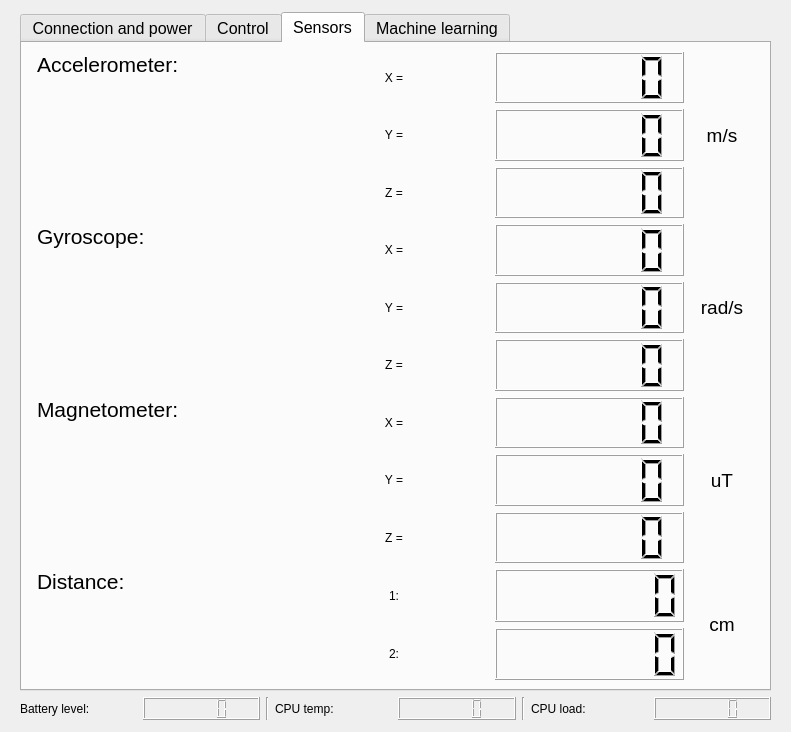
This is GUI/form.ui in Sapienza-Technology-2021/Socket-GUI as Qt 5 draws it before an edit. The edited form follows.
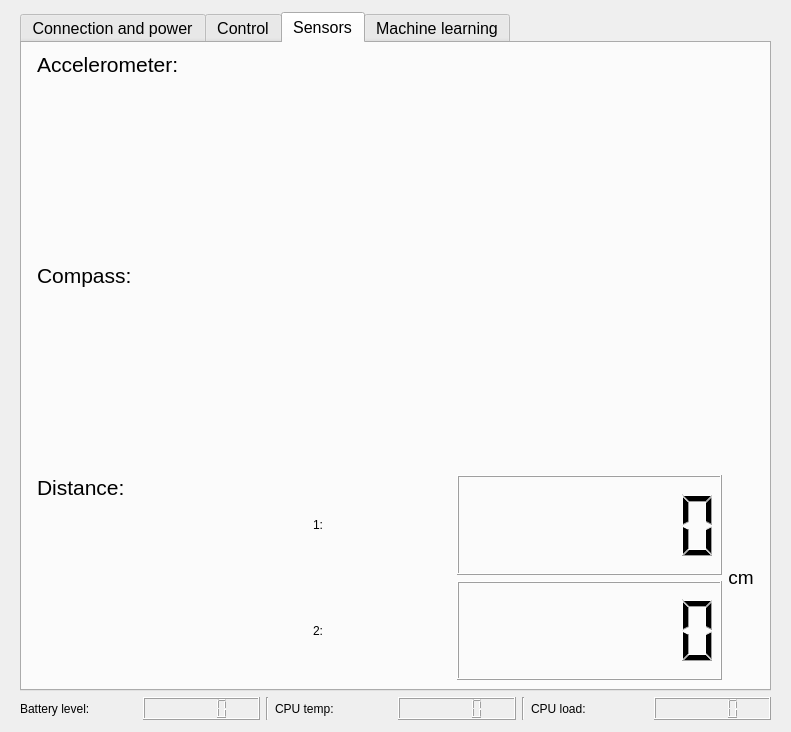
This is the edited form. The open tabs and pages were chosen to show the change. Icons and pictures are not drawn. Custom widgets are drawn as their Qt base class.

Commit message: Graph in UI form

The edit to the form file:
```diff
--- a/GUI/form.ui
+++ b/GUI/form.ui
@@ -750,13 +750,64 @@
        <attribute name="title">
         <string>Sensors</string>
        </attribute>
-       <layout class="QGridLayout" name="gridLayout_2" rowstretch="0,3,3,3,2" columnstretch="4,6,1">
+       <layout class="QGridLayout" name="gridLayout_2" rowstretch="0,0,0,0" columnstretch="0,2,0">
         <property name="leftMargin">
          <number>15</number>
         </property>
         <property name="rightMargin">
          <number>15</number>
         </property>
+        <item row="2" column="0">
+         <widget class="QLabel" name="magnLabel">
+          <property name="font">
+           <font>
+            <pointsize>16</pointsize>
+            <weight>50</weight>
+            <bold>false</bold>
+           </font>
+          </property>
+          <property name="text">
+           <string>Compass:</string>
+          </property>
+          <property name="alignment">
+           <set>Qt::AlignLeading|Qt::AlignLeft|Qt::AlignTop</set>
+          </property>
+         </widget>
+        </item>
+        <item row="3" column="2">
+         <widget class="QLabel" name="distanceUnitLabel">
+          <property name="font">
+           <font>
+            <pointsize>14</pointsize>
+            <weight>50</weight>
+            <bold>false</bold>
+           </font>
+          </property>
+          <property name="text">
+           <string>cm</string>
+          </property>
+          <property name="alignment">
+           <set>Qt::AlignCenter</set>
+          </property>
+         </widget>
+        </item>
+        <item row="3" column="0">
+         <widget class="QLabel" name="irDistLabel">
+          <property name="font">
+           <font>
+            <pointsize>16</pointsize>
+            <weight>50</weight>
+            <bold>false</bold>
+           </font>
+          </property>
+          <property name="text">
+           <string>Distance:</string>
+          </property>
+          <property name="alignment">
+           <set>Qt::AlignLeading|Qt::AlignLeft|Qt::AlignTop</set>
+          </property>
+         </widget>
+        </item>
         <item row="1" column="0">
          <widget class="QLabel" name="accelLabel">
           <property name="font">
@@ -774,7 +825,7 @@
           </property>
          </widget>
         </item>
-        <item row="4" column="1">
+        <item row="3" column="1">
          <layout class="QGridLayout" name="gridLayout_7">
           <item row="0" column="1">
            <widget class="QLCDNumber" name="irSxDistNumber">
@@ -838,412 +889,8 @@
           </item>
          </layout>
         </item>
-        <item row="2" column="2">
-         <widget class="QLabel" name="gyroUnitLabel">
-          <property name="font">
-           <font>
-            <pointsize>14</pointsize>
-            <weight>50</weight>
-            <bold>false</bold>
-           </font>
-          </property>
-          <property name="text">
-           <string>rad/s</string>
-          </property>
-          <property name="alignment">
-           <set>Qt::AlignCenter</set>
-          </property>
-         </widget>
-        </item>
-        <item row="3" column="1">
-         <layout class="QGridLayout" name="gridLayout_4">
-          <item row="1" column="0">
-           <widget class="QLabel" name="magnYLabel">
-            <property name="font">
-             <font>
-              <pointsize>9</pointsize>
-              <weight>50</weight>
-              <bold>false</bold>
-             </font>
-            </property>
-            <property name="text">
-             <string>Y =</string>
-            </property>
-            <property name="alignment">
-             <set>Qt::AlignCenter</set>
-            </property>
-           </widget>
-          </item>
-          <item row="0" column="0">
-           <widget class="QLabel" name="magnXLabel">
-            <property name="font">
-             <font>
-              <pointsize>9</pointsize>
-              <weight>50</weight>
-              <bold>false</bold>
-             </font>
-            </property>
-            <property name="text">
-             <string>X =</string>
-            </property>
-            <property name="alignment">
-             <set>Qt::AlignCenter</set>
-            </property>
-           </widget>
-          </item>
-          <item row="0" column="1">
-           <widget class="QLCDNumber" name="magnXNumber">
-            <property name="sizePolicy">
-             <sizepolicy hsizetype="Minimum" vsizetype="Minimum">
-              <horstretch>0</horstretch>
-              <verstretch>0</verstretch>
-             </sizepolicy>
-            </property>
-            <property name="digitCount">
-             <number>6</number>
-            </property>
-           </widget>
-          </item>
-          <item row="1" column="1">
-           <widget class="QLCDNumber" name="magnYNumber">
-            <property name="sizePolicy">
-             <sizepolicy hsizetype="Minimum" vsizetype="Minimum">
-              <horstretch>0</horstretch>
-              <verstretch>0</verstretch>
-             </sizepolicy>
-            </property>
-            <property name="digitCount">
-             <number>6</number>
-            </property>
-           </widget>
-          </item>
-          <item row="2" column="0">
-           <widget class="QLabel" name="magnZLabel">
-            <property name="font">
-             <font>
-              <pointsize>9</pointsize>
-              <weight>50</weight>
-              <bold>false</bold>
-             </font>
-            </property>
-            <property name="text">
-             <string>Z =</string>
-            </property>
-            <property name="alignment">
-             <set>Qt::AlignCenter</set>
-            </property>
-           </widget>
-          </item>
-          <item row="2" column="1">
-           <widget class="QLCDNumber" name="magnZNumber">
-            <property name="sizePolicy">
-             <sizepolicy hsizetype="Minimum" vsizetype="Minimum">
-              <horstretch>0</horstretch>
-              <verstretch>0</verstretch>
-             </sizepolicy>
-            </property>
-            <property name="digitCount">
-             <number>6</number>
-            </property>
-           </widget>
-          </item>
-         </layout>
-        </item>
-        <item row="3" column="2">
-         <widget class="QLabel" name="magnUnitLabel">
-          <property name="font">
-           <font>
-            <pointsize>14</pointsize>
-            <weight>50</weight>
-            <bold>false</bold>
-           </font>
-          </property>
-          <property name="text">
-           <string>uT</string>
-          </property>
-          <property name="alignment">
-           <set>Qt::AlignCenter</set>
-          </property>
-         </widget>
-        </item>
-        <item row="2" column="0">
-         <widget class="QLabel" name="gyroLabel">
-          <property name="font">
-           <font>
-            <pointsize>16</pointsize>
-            <weight>50</weight>
-            <bold>false</bold>
-           </font>
-          </property>
-          <property name="text">
-           <string>Gyroscope:</string>
-          </property>
-          <property name="alignment">
-           <set>Qt::AlignLeading|Qt::AlignLeft|Qt::AlignTop</set>
-          </property>
-         </widget>
-        </item>
-        <item row="4" column="2">
-         <widget class="QLabel" name="distanceUnitLabel">
-          <property name="font">
-           <font>
-            <pointsize>14</pointsize>
-            <weight>50</weight>
-            <bold>false</bold>
-           </font>
-          </property>
-          <property name="text">
-           <string>cm</string>
-          </property>
-          <property name="alignment">
-           <set>Qt::AlignCenter</set>
-          </property>
-         </widget>
-        </item>
-        <item row="2" column="1">
-         <layout class="QGridLayout" name="gridLayout_3">
-          <item row="1" column="1">
-           <widget class="QLCDNumber" name="gyroYNumber">
-            <property name="sizePolicy">
-             <sizepolicy hsizetype="Minimum" vsizetype="Minimum">
-              <horstretch>0</horstretch>
-              <verstretch>0</verstretch>
-             </sizepolicy>
-            </property>
-            <property name="digitCount">
-             <number>6</number>
-            </property>
-           </widget>
-          </item>
-          <item row="0" column="0">
-           <widget class="QLabel" name="gyroXLabel">
-            <property name="font">
-             <font>
-              <pointsize>9</pointsize>
-              <weight>50</weight>
-              <bold>false</bold>
-             </font>
-            </property>
-            <property name="text">
-             <string>X =</string>
-            </property>
-            <property name="alignment">
-             <set>Qt::AlignCenter</set>
-            </property>
-           </widget>
-          </item>
-          <item row="0" column="1">
-           <widget class="QLCDNumber" name="gyroXNumber">
-            <property name="sizePolicy">
-             <sizepolicy hsizetype="Minimum" vsizetype="Minimum">
-              <horstretch>0</horstretch>
-              <verstretch>0</verstretch>
-             </sizepolicy>
-            </property>
-            <property name="digitCount">
-             <number>6</number>
-            </property>
-           </widget>
-          </item>
-          <item row="1" column="0">
-           <widget class="QLabel" name="gyroYLabel">
-            <property name="font">
-             <font>
-              <pointsize>9</pointsize>
-              <weight>50</weight>
-              <bold>false</bold>
-             </font>
-            </property>
-            <property name="text">
-             <string>Y =</string>
-            </property>
-            <property name="alignment">
-             <set>Qt::AlignCenter</set>
-            </property>
-           </widget>
-          </item>
-          <item row="2" column="0">
-           <widget class="QLabel" name="gyroZLabel">
-            <property name="font">
-             <font>
-              <pointsize>9</pointsize>
-              <weight>50</weight>
-              <bold>false</bold>
-             </font>
-            </property>
-            <property name="text">
-             <string>Z =</string>
-            </property>
-            <property name="alignment">
-             <set>Qt::AlignCenter</set>
-            </property>
-           </widget>
-          </item>
-          <item row="2" column="1">
-           <widget class="QLCDNumber" name="gyroZNumber">
-            <property name="sizePolicy">
-             <sizepolicy hsizetype="Minimum" vsizetype="Minimum">
-              <horstretch>0</horstretch>
-              <verstretch>0</verstretch>
-             </sizepolicy>
-            </property>
-            <property name="digitCount">
-             <number>6</number>
-            </property>
-           </widget>
-          </item>
-         </layout>
-        </item>
-        <item row="3" column="0">
-         <widget class="QLabel" name="magnLabel">
-          <property name="font">
-           <font>
-            <pointsize>16</pointsize>
-            <weight>50</weight>
-            <bold>false</bold>
-           </font>
-          </property>
-          <property name="text">
-           <string>Magnetometer:</string>
-          </property>
-          <property name="alignment">
-           <set>Qt::AlignLeading|Qt::AlignLeft|Qt::AlignTop</set>
-          </property>
-         </widget>
-        </item>
-        <item row="1" column="1">
-         <layout class="QGridLayout" name="accelLayout">
-          <item row="1" column="0">
-           <widget class="QLabel" name="accelYLabel">
-            <property name="font">
-             <font>
-              <pointsize>9</pointsize>
-              <weight>50</weight>
-              <bold>false</bold>
-             </font>
-            </property>
-            <property name="text">
-             <string>Y =</string>
-            </property>
-            <property name="alignment">
-             <set>Qt::AlignCenter</set>
-            </property>
-           </widget>
-          </item>
-          <item row="2" column="1">
-           <widget class="QLCDNumber" name="accelZNumber">
-            <property name="sizePolicy">
-             <sizepolicy hsizetype="Minimum" vsizetype="Minimum">
-              <horstretch>0</horstretch>
-              <verstretch>0</verstretch>
-             </sizepolicy>
-            </property>
-            <property name="digitCount">
-             <number>6</number>
-            </property>
-           </widget>
-          </item>
-          <item row="0" column="1">
-           <widget class="QLCDNumber" name="accelXNumber">
-            <property name="sizePolicy">
-             <sizepolicy hsizetype="Minimum" vsizetype="Minimum">
-              <horstretch>0</horstretch>
-              <verstretch>0</verstretch>
-             </sizepolicy>
-            </property>
-            <property name="digitCount">
-             <number>6</number>
-            </property>
-           </widget>
-          </item>
-          <item row="1" column="1">
-           <widget class="QLCDNumber" name="accelYNumber">
-            <property name="sizePolicy">
-             <sizepolicy hsizetype="Minimum" vsizetype="Minimum">
-              <horstretch>0</horstretch>
-              <verstretch>0</verstretch>
-             </sizepolicy>
-            </property>
-            <property name="digitCount">
-             <number>6</number>
-            </property>
-           </widget>
-          </item>
-          <item row="0" column="0">
-           <widget class="QLabel" name="accelXLabel">
-            <property name="font">
-             <font>
-              <pointsize>9</pointsize>
-              <weight>50</weight>
-              <bold>false</bold>
-             </font>
-            </property>
-            <property name="text">
-             <string>X =</string>
-            </property>
-            <property name="alignment">
-             <set>Qt::AlignCenter</set>
-            </property>
-           </widget>
-          </item>
-          <item row="2" column="0">
-           <widget class="QLabel" name="accelZLabel">
-            <property name="font">
-             <font>
-              <pointsize>9</pointsize>
-              <weight>50</weight>
-              <bold>false</bold>
-             </font>
-            </property>
-            <property name="text">
-             <string>Z =</string>
-            </property>
-            <property name="alignment">
-             <set>Qt::AlignCenter</set>
-            </property>
-           </widget>
-          </item>
-         </layout>
-        </item>
-        <item row="1" column="2">
-         <widget class="QLabel" name="accelUnitLabel">
-          <property name="sizePolicy">
-           <sizepolicy hsizetype="Minimum" vsizetype="Preferred">
-            <horstretch>0</horstretch>
-            <verstretch>0</verstretch>
-           </sizepolicy>
-          </property>
-          <property name="font">
-           <font>
-            <pointsize>14</pointsize>
-            <weight>50</weight>
-            <bold>false</bold>
-           </font>
-          </property>
-          <property name="text">
-           <string>m/s</string>
-          </property>
-          <property name="alignment">
-           <set>Qt::AlignCenter</set>
-          </property>
-         </widget>
-        </item>
-        <item row="4" column="0">
-         <widget class="QLabel" name="irDistLabel">
-          <property name="font">
-           <font>
-            <pointsize>16</pointsize>
-            <weight>50</weight>
-            <bold>false</bold>
-           </font>
-          </property>
-          <property name="text">
-           <string>Distance:</string>
-          </property>
-          <property name="alignment">
-           <set>Qt::AlignLeading|Qt::AlignLeft|Qt::AlignTop</set>
-          </property>
-         </widget>
+        <item row="1" column="1" colspan="2">
+         <widget class="PlotWidget" name="accel_graph" native="true"/>
         </item>
        </layout>
       </widget>
@@ -1302,6 +949,14 @@
    </layout>
   </widget>
  </widget>
+ <customwidgets>
+  <customwidget>
+   <class>PlotWidget</class>
+   <extends>QWidget</extends>
+   <header>pyqtgraph</header>
+   <container>1</container>
+  </customwidget>
+ </customwidgets>
  <resources/>
  <connections/>
 </ui>
```
Left out of the diff: 2 changed lines with no effect on the pictures. The commit also changes 1 other file.
